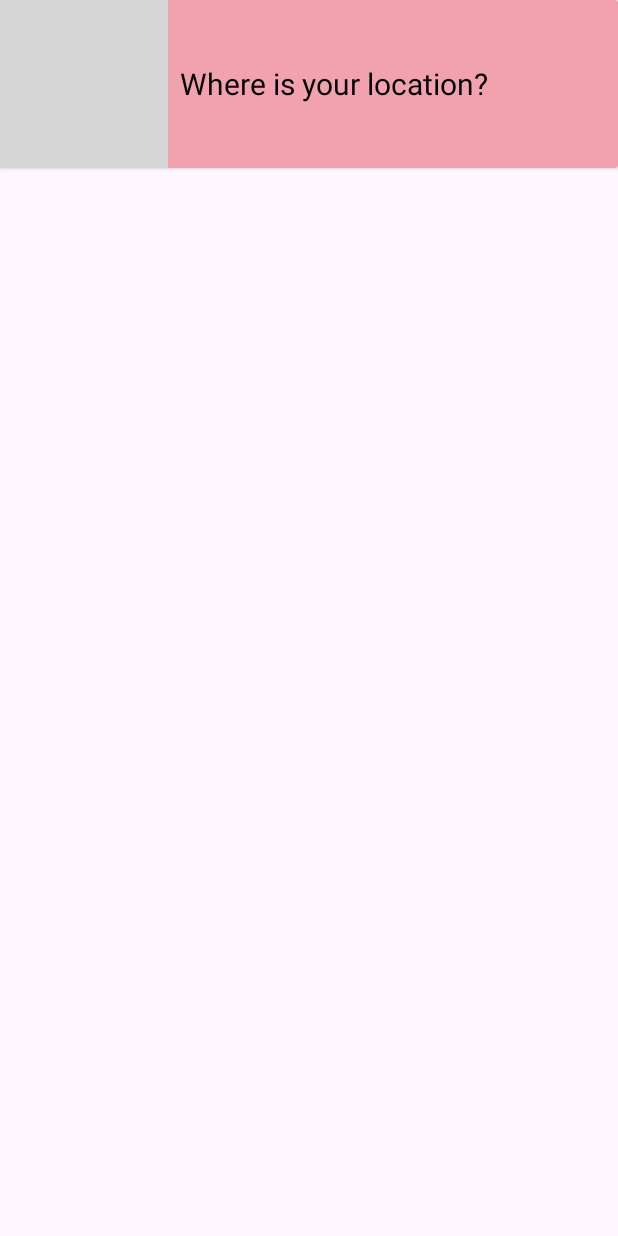
After one commit to Getir-Android-Kotlin-Bootcamp/getir-android-kotlin-bootcamp-w2-v-2-assignment-bbaydn, an Android app: the layout card_search.xml on its own in the app's theme, with its tools: preview values and no code run, on a phone screen of 412 x 824 dp. The commit adds this screen. Run offline under Robolectric (Android 15) with nearby library versions, the phone set to English and light mode, and no system bars; grey boxes are pictures that could not be loaded.

Commit message:
Added search function

```diff
--- a/app/src/main/java/com/getir/patika/foodcouriers/MainActivity.kt
+++ b/app/src/main/java/com/getir/patika/foodcouriers/MainActivity.kt
@@ -14,7 +14,6 @@ class MainActivity : AppCompatActivity() {
     private lateinit var tabLayout: TabLayout
     private lateinit var viewPager2: ViewPager2
     private lateinit var pagerAdapter: PagerAdapter
-    lateinit var fab: FloatingActionButton
 
     override fun onCreate(savedInstanceState: Bundle?) {
         super.onCreate(savedInstanceState)
@@ -27,7 +26,7 @@ class MainActivity : AppCompatActivity() {
         }
         viewPager2.adapter = pagerAdapter
 
-        fab = findViewById(R.id.fab_open_map)
+        val fab: FloatingActionButton = findViewById(R.id.fab_open_map)
         fab.setOnClickListener {
             val navController = findNavController(R.id.nav_host_fragment)
             navController.navigate(R.id.action_createAccountFragment_to_setLocation2)
--- /dev/null
+++ b/app/src/main/res/layout/card_search.xml
@@ -0,0 +1,36 @@
+<?xml version="1.0" encoding="utf-8"?>
+<androidx.cardview.widget.CardView xmlns:android="http://schemas.android.com/apk/res/android"
+    xmlns:app="http://schemas.android.com/apk/res-auto"
+    xmlns:tools="http://schemas.android.com/tools"
+    android:layout_width="match_parent"
+    android:layout_height="wrap_content"
+    android:backgroundTint="@color/red">
+
+    <LinearLayout
+        android:layout_width="match_parent"
+        android:layout_height="wrap_content"
+        android:orientation="horizontal"
+        android:gravity="center_vertical">
+
+        <ImageButton
+            android:id="@+id/search_button"
+            android:layout_width="wrap_content"
+            android:layout_height="wrap_content"
+            android:background="@android:color/transparent"
+            android:padding="8dp"
+            app:srcCompat="@drawable/ic_search"/>
+
+        <EditText
+            android:id="@+id/searchText"
+            android:layout_weight="1"
+            android:layout_width="0dp"
+            android:layout_height="wrap_content"
+            android:textColorHint="@color/black"
+            android:textColor="@color/black"
+            android:inputType="text"
+            android:textSize="20sp"
+            android:padding="8dp"
+            android:background="@android:color/transparent"
+            android:hint="@string/where_is_your_location"/>
+    </LinearLayout>
+</androidx.cardview.widget.CardView>
--- /dev/null
+++ b/app/src/main/res/layouts/drawable/ic_search.xml
@@ -0,0 +1,5 @@
+<vector android:height="36dp" android:tint="#818181"
+    android:viewportHeight="24" android:viewportWidth="24"
+    android:width="36dp" xmlns:android="http://schemas.android.com/apk/res/android">
+    <path android:fillColor="@android:color/white" android:pathData="M15.5,14h-0.79l-0.28,-0.27C15.41,12.59 16,11.11 16,9.5 16,5.91 13.09,3 9.5,3S3,5.91 3,9.5 5.91,16 9.5,16c1.61,0 3.09,-0.59 4.23,-1.57l0.27,0.28v0.79l5,4.99L20.49,19l-4.99,-5zM9.5,14C7.01,14 5,11.99 5,9.5S7.01,5 9.5,5 14,7.01 14,9.5 11.99,14 9.5,14z"/>
+</vector>
--- a/app/src/main/res/values/strings.xml
+++ b/app/src/main/res/values/strings.xml
@@ -8,4 +8,5 @@
     <string name="title_activity_set_location">SetLocation</string>
     <string name="open_map">Open the map</string>
     <string name="set_location">Set Location</string>
+    <string name="where_is_your_location">Where is your location?</string>
 </resources>
```
Also changed, not shown: app/src/main/java/com/getir/patika/foodcouriers/SetLocation.kt (+50 -25 lines), app/src/main/res/layout/fragment_set_location.xml (+13 -0 lines).
